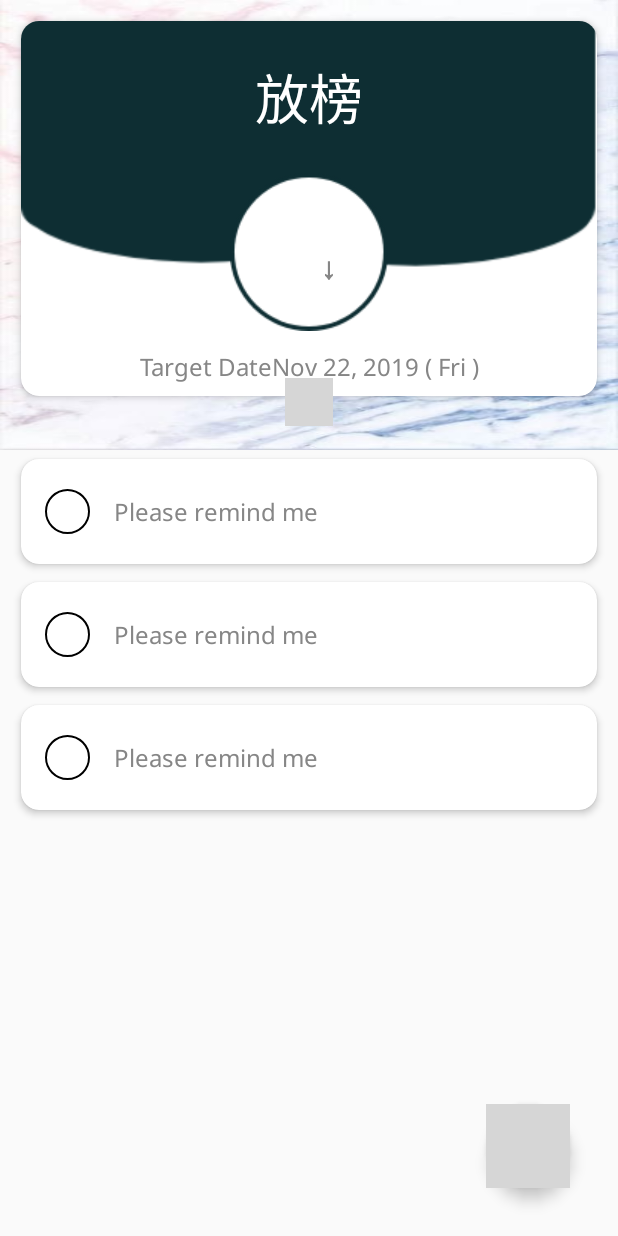
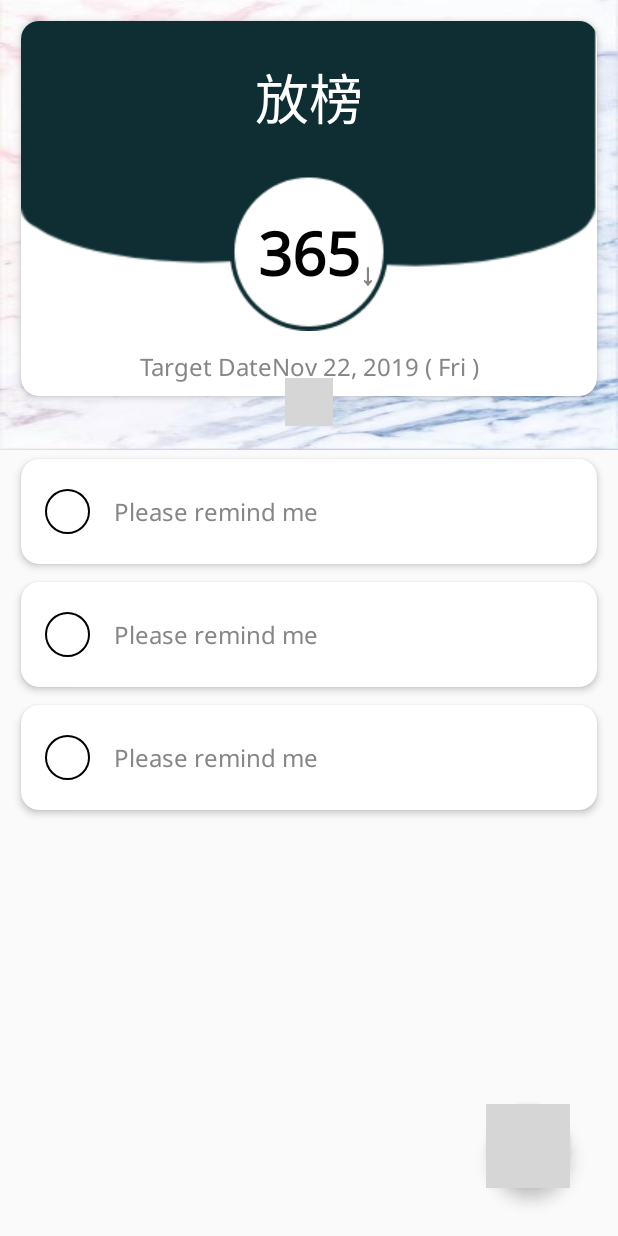
Before and after one commit to sandraaahuang/Calendear-Life, an Android app: the layout fragment_home.xml on its own in the app's theme, with its tools: preview values and no code run, on a phone screen of 412 x 824 dp. Run offline under Robolectric (Android 15) with nearby library versions, the phone set to English and light mode, and no system bars; plain views replace RollingTextView, ScrollingPagerIndicator; grey boxes are pictures that could not be loaded.

Commit message:
adjust the countdown UI in home page

```diff
--- a/app/src/main/res/layout/item_countdown.xml
+++ b/app/src/main/res/layout/item_countdown.xml
@@ -31,32 +31,34 @@
                     android:id="@+id/imageView5" app:layout_constraintEnd_toEndOf="parent"
                     app:layout_constraintTop_toTopOf="parent" app:layout_constraintStart_toStartOf="parent"
                     app:layout_constraintBottom_toBottomOf="parent"
-                    app:srcCompat="@drawable/countdown_ui"/>
+                    app:srcCompat="@drawable/countdown_ui" app:layout_constraintHorizontal_bias="1.0"
+                    app:layout_constraintVertical_bias="0.0"/>
 
             <ImageView
                     android:layout_width="wrap_content"
                     android:layout_height="wrap_content"
                     android:scaleType="centerCrop"
-                    app:layout_constraintCircleRadius="@dimen/card_raduis"
                     android:id="@+id/imageView6" app:layout_constraintEnd_toEndOf="parent"
                     app:layout_constraintTop_toTopOf="parent" app:layout_constraintStart_toStartOf="parent"
                     app:layout_constraintBottom_toBottomOf="parent"
                     app:srcCompat="@drawable/countdown_day_circle" app:layout_constraintVertical_bias="0.701"
             />
+
             <com.yy.mobile.rollingtextview.RollingTextView
                     android:id="@+id/countdownDate"
+                    tools:text="365"
+                    android:gravity="center_horizontal"
                     android:textSize="40sp"
                     android:fontFamily="@font/noto_sans"
                     android:textStyle="bold"
-                    android:paddingLeft="8dp"
-                    android:paddingRight="8dp"
                     android:textColor="@color/black"
                     android:layout_width="wrap_content"
                     android:layout_height="wrap_content"
-                    app:layout_constraintStart_toStartOf="@+id/imageView5"
-                    app:layout_constraintEnd_toEndOf="@+id/imageView5"
                     app:layout_constraintTop_toTopOf="@+id/imageView6"
-                    app:layout_constraintBottom_toBottomOf="@+id/imageView6"/>
+                    app:layout_constraintBottom_toBottomOf="@+id/imageView6"
+                    app:layout_constraintStart_toStartOf="@+id/imageView6"
+                    app:layout_constraintEnd_toEndOf="@+id/imageView6"/>
+
                 <TextView
                         android:id="@+id/days"
                         android:text="@string/days"
@@ -64,10 +66,11 @@
                         android:fontFamily="@font/noto_sans"
                         android:textStyle="bold"
                         android:textColor="?attr/normal_text_color"
-                    android:layout_width="wrap_content"
+                        android:layout_width="0dp"
                         android:layout_height="wrap_content"
-                    app:layout_constraintStart_toEndOf="@+id/countdownDate"
-                    app:layout_constraintBottom_toBottomOf="@+id/countdownDate"/>
+                        app:layout_constraintBottom_toBottomOf="@+id/countdownDate"
+                        app:layout_constraintStart_toEndOf="@+id/countdownDate"/>
+
 
             <androidx.constraintlayout.widget.ConstraintLayout
                     android:layout_width="0dp"
```
Also changed, not shown: app/src/main/java/com/sandra/calendearlife/home/HomeCountdownAdapter.kt (+7 -4 lines). Lines whose indentation alone changed are shown as unchanged.
